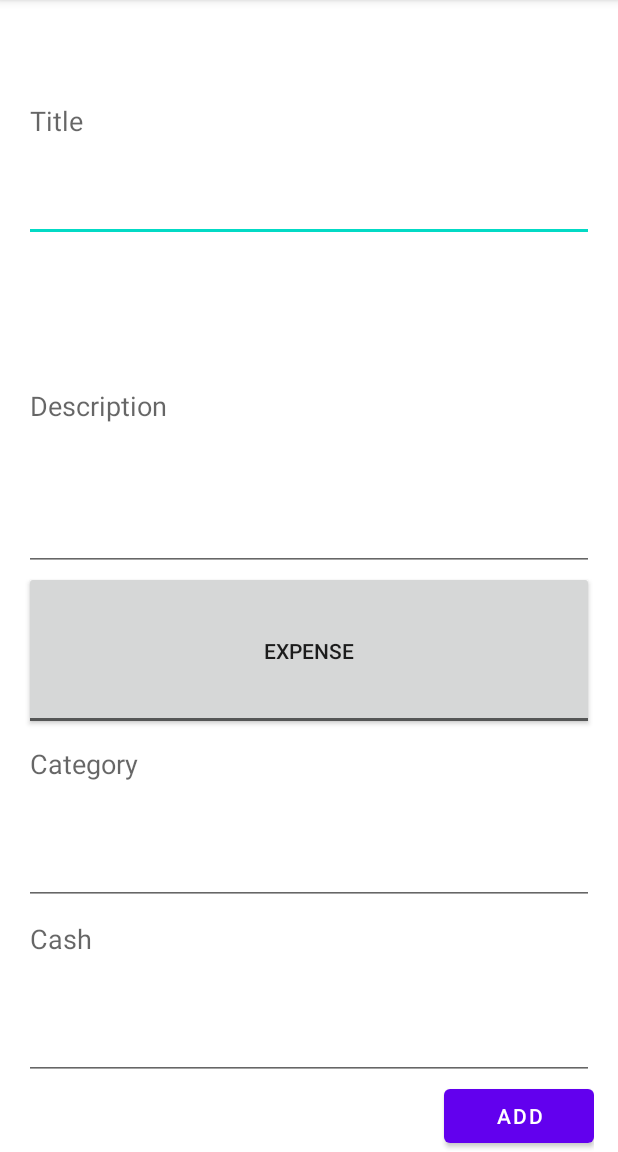
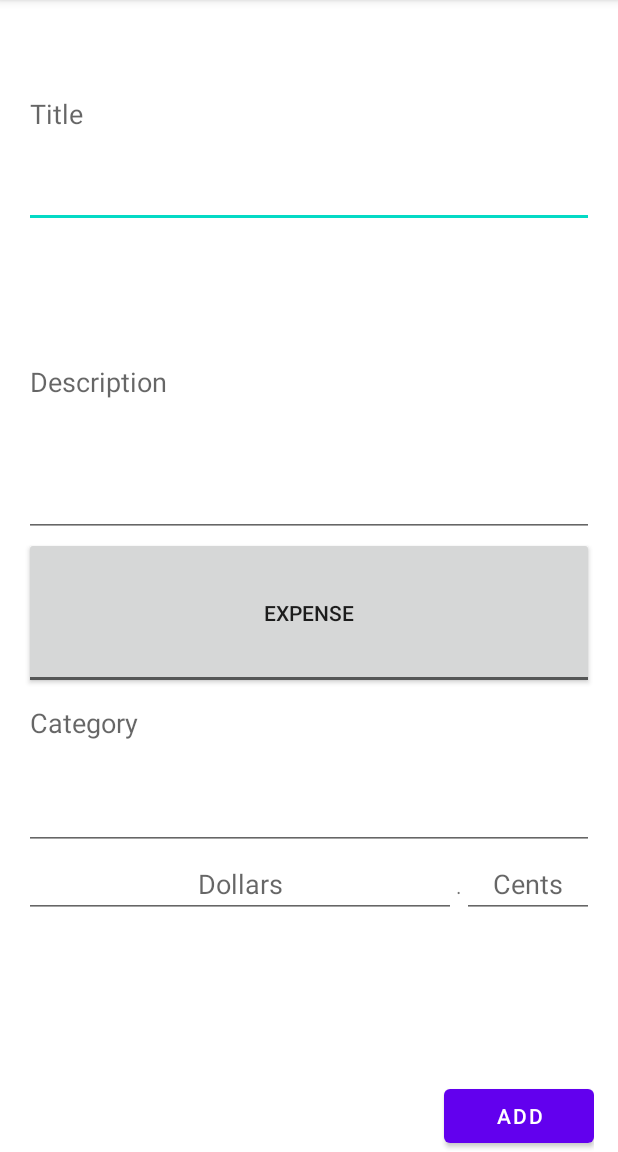
Before and after one commit to O-xix/TinyBusiManager, an Android app: the InputInOutFlowActivity screen opened directly, with no data from a screen before it, after a tap on "ADD", on a phone screen of 412 x 824 dp, the part 84-1236 px from its top. Run offline under Robolectric (Android 15) with nearby library versions, the phone set to English and light mode, and no system bars.

Commit message:
Commit (3.14.2023)
Major progress has been made.

Done:
- Made InputInOutFlowActivity fully working with input checking.

To do:
- Need to be able to add to MonthTable and YearTable (also Date and Time functionalities)
- Graphs
- Suggestions
- Logs for Month and Year
- Editable Financial Activities
- Authentications

```diff
--- a/app/src/main/java/com/example/tinybusimanager/InputInOutFlowActivity.java
+++ b/app/src/main/java/com/example/tinybusimanager/InputInOutFlowActivity.java
@@ -23,13 +23,16 @@ public class InputInOutFlowActivity extends AppCompatActivity {
     EditText editTextDescription;
     ToggleButton toggleButtonExpensePayment;
     EditText editTextCategory;
-    EditText editTextCash;
+    EditText editTextDollars;
+    EditText editTextCents;
     Button buttonAdd;
 
     String title;
     String description;
     String metacategory;
     String category;
+    int dollars;
+    int cents;
     double cash;
 
 
@@ -43,7 +46,8 @@ public class InputInOutFlowActivity extends AppCompatActivity {
         editTextDescription = (EditText) findViewById(R.id.editTextDescription);
         toggleButtonExpensePayment = (ToggleButton) findViewById(R.id.toggleButtonExpensePayment);
         editTextCategory = (EditText) findViewById(R.id.editTextCategory);
-        editTextCash = (EditText) findViewById(R.id.editTextCash);
+        editTextDollars = (EditText) findViewById(R.id.editTextDollars);
+        editTextCents = (EditText) findViewById(R.id.editTextCents);
         buttonAdd = (Button) findViewById(R.id.buttonAdd);
         NM = (NotificationManager)getSystemService(this.NOTIFICATION_SERVICE);
 
@@ -54,17 +58,27 @@ public class InputInOutFlowActivity extends AppCompatActivity {
                 description = editTextDescription.getText().toString();
                 metacategory = toggleButtonExpensePayment.getText().toString();
                 category = editTextCategory.getText().toString();
-                cash = Double.parseDouble(editTextCash.getText().toString());
 
-                if (title.replaceAll("\\s", "") == "") {
+                if (title.replaceAll("\\s", "").equals("")) {
                     Toast.makeText(InputInOutFlowActivity.this, "Please add a meaningful title.", Toast.LENGTH_SHORT).show();
                 }
-                else if (cash == 0.0) {
-                    Toast.makeText(InputInOutFlowActivity.this, "Please add the cash amount.", Toast.LENGTH_SHORT).show();
+                else if (editTextDollars.getText().toString().equals("") || editTextCents.getText().toString().equals("")) {
+                    if (editTextDollars.getText().toString().equals("") && editTextCents.getText().toString().equals("")) {
+                        Toast.makeText(InputInOutFlowActivity.this, "Please add the cash amount.", Toast.LENGTH_SHORT).show();
+                    }
+                    else if (editTextDollars.getText().toString().equals("")) {
+                        Toast.makeText(InputInOutFlowActivity.this, "Please add the dollar amount. (Enter 0 if no dollar value.)", Toast.LENGTH_SHORT).show();
+                    }
+                    else {
+                        Toast.makeText(InputInOutFlowActivity.this, "Please add the cents amount. (Enter 00 if no cent value.)", Toast.LENGTH_SHORT).show();
+                    }
                 }
                 else {
+                    dollars = Integer.parseInt(String.valueOf(editTextDollars.getText()));
+                    cents = Integer.parseInt(String.valueOf(editTextCents.getText()));
+                    cash = dollars + ((double) cents / 100);
                     Toast.makeText(InputInOutFlowActivity.this, "You have added the " + title + " " + metacategory.toLowerCase(Locale.ROOT) + " of $" + cash + ". ", Toast.LENGTH_SHORT).show();
-                    Notification notify=new Notification.Builder(getApplicationContext()).setContentTitle("TinyBusiManager").setContentText("You have added the " + title + " " + metacategory.toLowerCase(Locale.ROOT) + " of $" + cash + ". ").setContentTitle(metacategory + "added").setSmallIcon(R.drawable.ic_launcher_background).build();
+                    notify = new Notification.Builder(getApplicationContext()).setContentTitle("TinyBusiManager").setContentText("You have added the " + title + " " + metacategory.toLowerCase(Locale.ROOT) + " of $" + cash + ". ").setContentTitle(metacategory + "added").setSmallIcon(R.drawable.ic_launcher_background).build();
                     notify.flags |= Notification.FLAG_AUTO_CANCEL;
                     NM.notify(0, notify);
                     finish();
--- a/app/src/main/res/layout/activity_input_in_out_flow.xml
+++ b/app/src/main/res/layout/activity_input_in_out_flow.xml
@@ -39,13 +39,38 @@
         android:layout_weight="2"
         android:hint="Category" />
 
-    <EditText
-        android:id="@+id/editTextCash"
+    <LinearLayout
         android:layout_width="match_parent"
-        android:layout_height="0dp"
-        android:gravity="top"
+        android:layout_height="wrap_content"
         android:layout_weight="2"
-        android:hint="Cash" />
+        android:orientation="horizontal">
+
+        <EditText
+            android:id="@+id/editTextDollars"
+            android:layout_width="300dp"
+            android:layout_height="wrap_content"
+            android:gravity="center"
+            android:inputType="number"
+            android:layout_weight="1"
+            android:hint="Dollars" />
+
+        <TextView
+            android:text="."
+            android:layout_height="wrap_content"
+            android:layout_width="wrap_content"
+            >
+        </TextView>
+        <EditText
+            android:id="@+id/editTextCents"
+            android:layout_width="100dp"
+            android:layout_height="wrap_content"
+            android:inputType="number"
+            android:layout_weight="1"
+            android:gravity="center"
+            android:maxLength="2"
+            android:hint="Cents" />
+    </LinearLayout>
+
 
     <Button
         android:id="@+id/buttonAdd"
```
